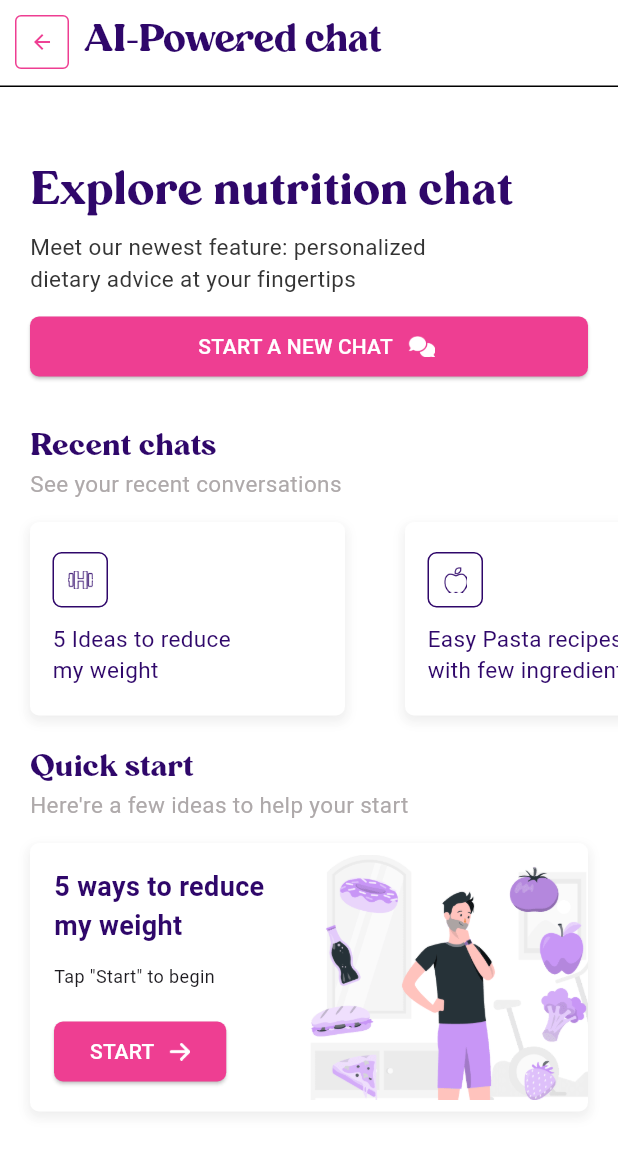
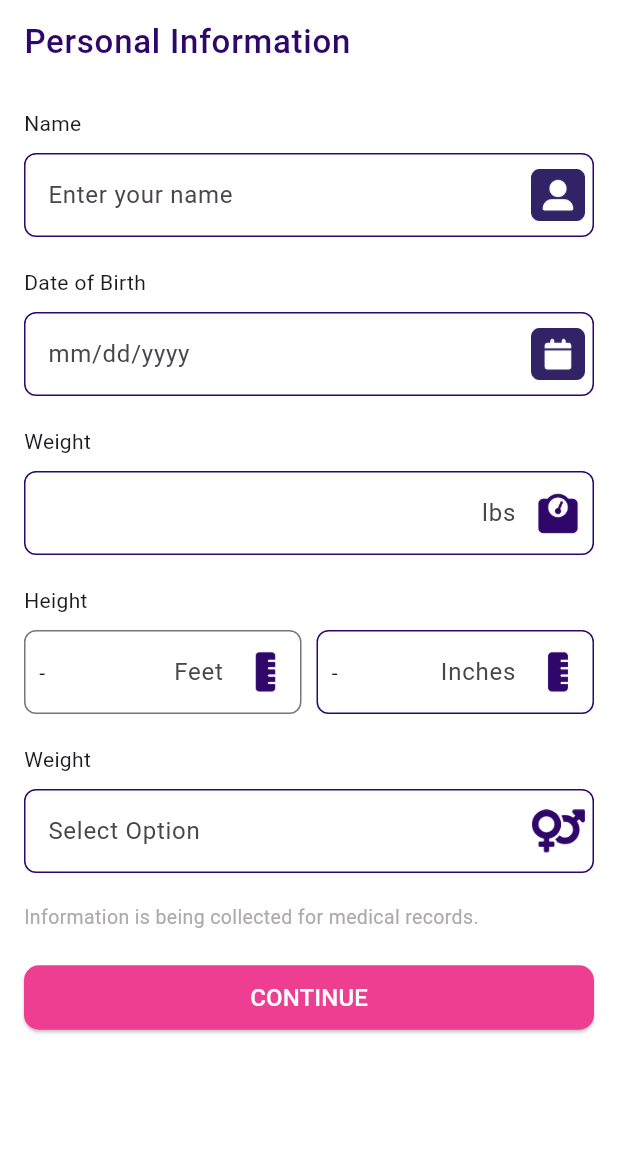
Before and after one commit to eduvzb/reflekt_mobile_test, a Flutter app: the screen it shows after launch, after a tap on "START", on a phone screen of 412 x 824 dp. Shown: the top 1153 px of the screen. Run offline on Flutter 3.47's test engine with Material 3 defaults, Android fonts, the phone set to English and light mode, and no system bars.

Commit message:
feat: Add personal profile screen navigation to AI chat screen

```diff
--- a/lib/features/ai_chat/ai_chat_screen.dart
+++ b/lib/features/ai_chat/ai_chat_screen.dart
@@ -1,6 +1,7 @@
 import 'package:flutter/material.dart';
 import 'package:reflekt_mobile_test/features/ai_chat/widgests/chat_card.dart';
 import 'package:reflekt_mobile_test/features/ai_chat/widgests/section_title.dart';
+import 'package:reflekt_mobile_test/features/personal_profile/personal_profile_screen.dart';
 import 'package:reflekt_mobile_test/settings/app_colors.dart';
 
 class AiChatScreen extends StatelessWidget {
@@ -30,7 +31,7 @@ class AiChatScreen extends StatelessWidget {
               title: 'Quick start',
               description: 'Here\'re a few ideas to help your start',
             ),
-            _buildQuickStartCard(),
+            _buildQuickStartCard(context),
           ],
         ),
       ),
@@ -151,7 +152,7 @@ class AiChatScreen extends StatelessWidget {
     );
   }
 
-  Widget _buildQuickStartCard() {
+  Widget _buildQuickStartCard(context) {
     return Padding(
       padding: const EdgeInsets.symmetric(horizontal: 20.0, vertical: 15),
       child: Container(
@@ -192,7 +193,13 @@ class AiChatScreen extends StatelessWidget {
                     ),
                     const SizedBox(height: 18.0),
                     ElevatedButton(
-                      onPressed: () {},
+                      onPressed: () {
+                        Navigator.of(context).push(
+                          MaterialPageRoute(
+                            builder: (context) => const PersonalProfileScreen(),
+                          ),
+                        );
+                      },
                       style: ElevatedButton.styleFrom(
                         backgroundColor: AppColors.buttonColor,
                         foregroundColor: Colors.white,
--- /dev/null
+++ b/lib/features/personal_profile/personal_profile_screen.dart
@@ -0,0 +1,255 @@
+import 'package:flutter/material.dart';
+import 'package:reflekt_mobile_test/settings/app_colors.dart';
+
+class PersonalProfileScreen extends StatelessWidget {
+  const PersonalProfileScreen({super.key});
+
+  @override
+  Widget build(BuildContext context) {
+    return Scaffold(
+      body: ListView(
+        children: <Widget>[
+          const ListTile(
+            title: Text(
+              'Personal Information',
+              style: TextStyle(
+                  fontSize: 22,
+                  fontWeight: FontWeight.w500,
+                  color: AppColors.primaryTextColor),
+            ),
+          ),
+          Padding(
+            padding: const EdgeInsets.all(16.0),
+            child: ListBody(
+              children: [
+                const Text(
+                  'Name',
+                  style: TextStyle(fontSize: 14),
+                ),
+                const SizedBox(height: 10),
+                TextField(
+                  decoration: InputDecoration(
+                    hintText: 'Enter your name',
+                    suffixIcon: Padding(
+                      padding: const EdgeInsets.all(6.0),
+                      child: Image.asset(
+                        'assets/icons/user.png',
+                        height: 6,
+                        width: 6,
+                      ),
+                    ),
+                    border: OutlineInputBorder(
+                      borderRadius: BorderRadius.circular(8),
+                      borderSide:
+                          const BorderSide(color: AppColors.primaryTextColor),
+                    ),
+                    enabledBorder: OutlineInputBorder(
+                      borderRadius: BorderRadius.circular(8),
+                      borderSide:
+                          const BorderSide(color: AppColors.primaryTextColor),
+                    ),
+                  ),
+                ),
+                const SizedBox(height: 20),
+                const Text(
+                  'Date of Birth',
+                  style: TextStyle(
+                    fontSize: 14,
+                  ),
+                ),
+                const SizedBox(height: 10),
+                TextField(
+                  decoration: InputDecoration(
+                    border: OutlineInputBorder(
+                      borderRadius: BorderRadius.circular(8),
+                      borderSide:
+                          const BorderSide(color: AppColors.primaryTextColor),
+                    ),
+                    enabledBorder: OutlineInputBorder(
+                      borderRadius: BorderRadius.circular(8),
+                      borderSide:
+                          const BorderSide(color: AppColors.primaryTextColor),
+                    ),
+                    hintText: 'mm/dd/yyyy',
+                    suffixIcon: Padding(
+                      padding: const EdgeInsets.all(6.0),
+                      child: Image.asset(
+                        'assets/icons/calendar.png',
+                        height: 6,
+                        width: 6,
+                      ),
+                    ),
+                  ),
+                ),
+                const SizedBox(height: 20),
+                const Text(
+                  'Weight',
+                  style: TextStyle(
+                    fontSize: 14,
+                  ),
+                ),
+                const SizedBox(height: 10),
+                TextField(
+                  decoration: InputDecoration(
+                    hintText: 'lbs',
+                    hintTextDirection: TextDirection.rtl,
+                    suffixIcon: Padding(
+                      padding: const EdgeInsets.all(6.0),
+                      child: Image.asset(
+                        'assets/icons/weightmeter.png',
+                        height: 6,
+                        width: 6,
+                      ),
+                    ),
+                    border: OutlineInputBorder(
+                      borderRadius: BorderRadius.circular(8),
+                      borderSide:
+                          const BorderSide(color: AppColors.primaryTextColor),
+                    ),
+                    enabledBorder: OutlineInputBorder(
+                      borderRadius: BorderRadius.circular(8),
+                      borderSide:
+                          const BorderSide(color: AppColors.primaryTextColor),
+                    ),
+                  ),
+                ),
+                const SizedBox(height: 20),
+                const Text(
+                  'Height',
+                  style: TextStyle(
+                    fontSize: 14,
+                  ),
+                ),
+                const SizedBox(height: 10),
+                Row(
+                  children: [
+                    Expanded(
+                      child: TextField(
+                        decoration: InputDecoration(
+                          hintText: 'Feet',
+                          prefixIcon: const Padding(
+                            padding: EdgeInsets.symmetric(
+                                horizontal: 10.0, vertical: 15),
+                            child: Text('-'),
+                          ),
+                          hintTextDirection: TextDirection.rtl,
+                          suffixIcon: Padding(
+                            padding: const EdgeInsets.all(6.0),
+                            child: Image.asset(
+                              'assets/icons/ruler.png',
+                              height: 6,
+                              width: 6,
+                            ),
+                          ),
+                          border: OutlineInputBorder(
+                            borderRadius: BorderRadius.circular(8),
+                          ),
+                        ),
+                      ),
+                    ),
+                    const SizedBox(width: 10),
+                    Expanded(
+                      child: TextField(
+                        decoration: InputDecoration(
+                          hintText: 'Inches',
+                          prefixIcon: const Padding(
+                            padding: EdgeInsets.symmetric(
+                                horizontal: 10.0, vertical: 15),
+                            child: Text('-'),
+                          ),
+                          hintTextDirection: TextDirection.rtl,
+                          suffixIcon: Padding(
+                            padding: const EdgeInsets.all(6.0),
+                            child: Image.asset(
+                              'assets/icons/ruler.png',
+                              height: 6,
+                              width: 6,
+                            ),
+                          ),
+                          border: OutlineInputBorder(
+                            borderRadius: BorderRadius.circular(8),
+                            borderSide: const BorderSide(
+                                color: AppColors.primaryTextColor),
+                          ),
+                          enabledBorder: OutlineInputBorder(
+                            borderRadius: BorderRadius.circular(8),
+                            borderSide: const BorderSide(
+                                color: AppColors.primaryTextColor),
+                          ),
+                        ),
+                      ),
+                    ),
+                  ],
+                ),
+                const SizedBox(height: 20),
+                const Text(
+                  'Weight',
+                  style: TextStyle(
+                    fontSize: 14,
+                  ),
+                ),
+                const SizedBox(height: 10),
+                TextField(
+                  decoration: InputDecoration(
+                    hintText: 'Select Option',
+                    suffixIcon: const Padding(
+                      padding: EdgeInsets.all(6.0),
+                      child: ImageIcon(
+                        AssetImage("assets/icons/gender.png"),
+                        size: 10,
+                        color: AppColors.primaryTextColor,
+                      ),
+                    ),
+                    border: OutlineInputBorder(
+                      borderRadius: BorderRadius.circular(8),
+                      borderSide:
+                          const BorderSide(color: AppColors.primaryTextColor),
+                    ),
+                    enabledBorder: OutlineInputBorder(
+                      borderRadius: BorderRadius.circular(8),
+                      borderSide:
+                          const BorderSide(color: AppColors.primaryTextColor),
+                    ),
+                  ),
+                ),
+                const SizedBox(height: 20),
+                const Text(
+                  'Information is being collected for medical records.',
+                  style: TextStyle(
+                    fontSize: 13,
+                    color: AppColors.tertiaryTextColor,
+                  ),
+                ),
+                const SizedBox(height: 20),
+                ElevatedButton(
+                  style: ElevatedButton.styleFrom(
+                    backgroundColor: AppColors.buttonColor,
+                    foregroundColor: Colors.white,
+                    shape: RoundedRectangleBorder(
+                      borderRadius: BorderRadius.circular(10.0),
+                    ),
+                  ),
+                  onPressed: () {},
+                  child: Row(
+                    mainAxisAlignment: MainAxisAlignment.center,
+                    children: [
+                      Padding(
+                        padding: const EdgeInsets.all(10.0),
+                        child: Text(
+                          'continue'.toUpperCase(),
+                          style: const TextStyle(
+                            fontSize: 16,
+                          ),
+                        ),
+                      ),
+                    ],
+                  ),
+                )
+              ],
+            ),
+          ),
+        ],
+      ),
+    );
+  }
+}
```
